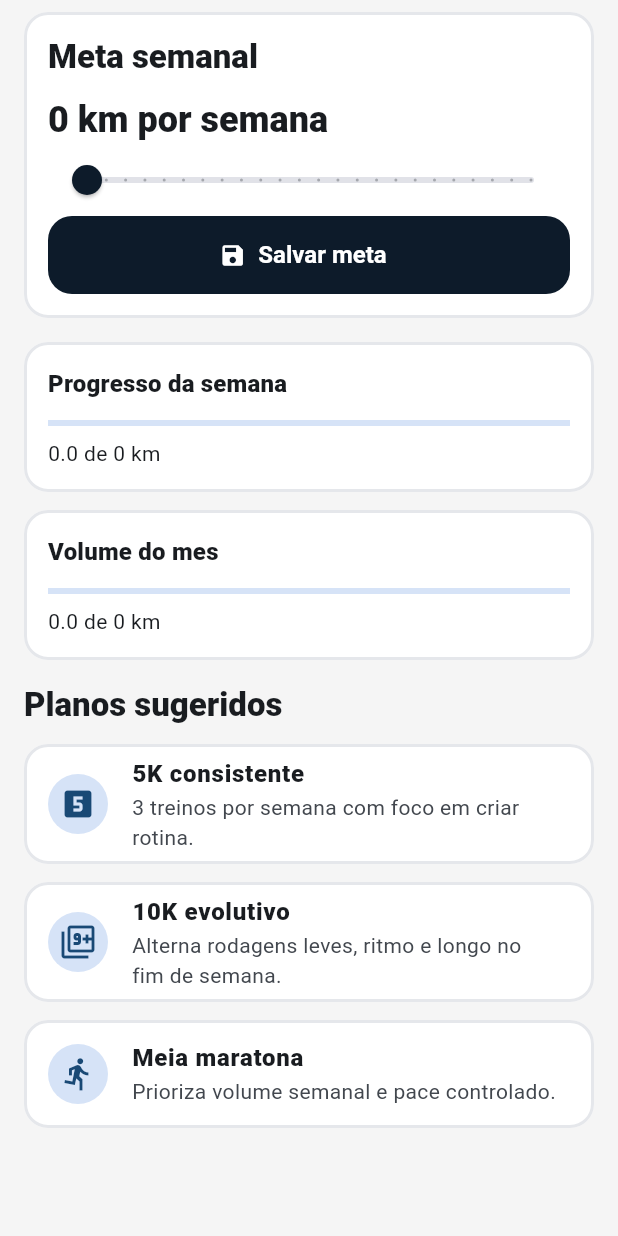
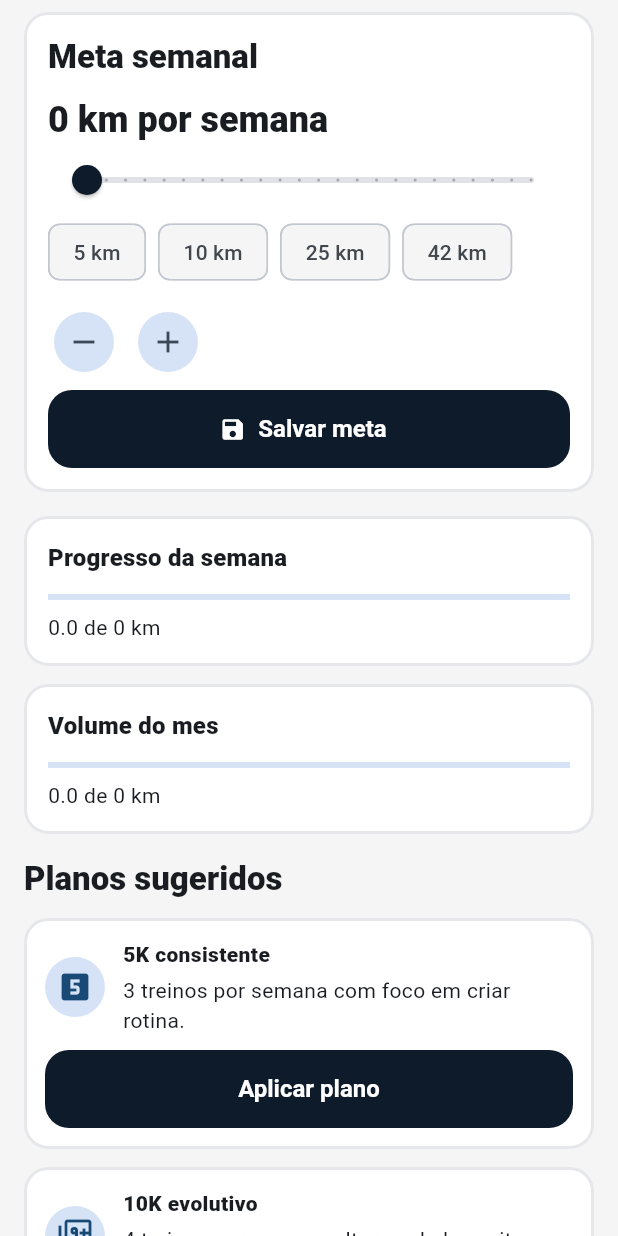
Before and after one commit to martinsantosric-boop/boratreinar, a Flutter app: the GoalsScreen widget shown alone on an empty page, opened directly with empty values, on a phone screen of 412 x 824 dp. Run offline on Flutter 3.47's test engine with Material 3 defaults, Android fonts, the phone set to English and light mode, and no system bars; our stand-ins replace audioplayers, geolocator, pedometer, permission_handler, shared_preferences, supabase_flutter and 2 more; missing offline and left inert: dart:ui_web; accounts and stored records are empty; network calls fail.

Commit message:
Simplifica navegacao mobile e move metas

```diff
--- a/lib/screens/goals_screen.dart
+++ b/lib/screens/goals_screen.dart
@@ -3,7 +3,7 @@ import 'package:flutter/material.dart';
 import '../models/run_session.dart';
 import '../utils/run_formatters.dart';
 
-class GoalsScreen extends StatefulWidget {
+class GoalsScreen extends StatelessWidget {
   const GoalsScreen({
     super.key,
     required this.runs,
@@ -16,10 +16,40 @@ class GoalsScreen extends StatefulWidget {
   final Future<void> Function(double goalKm) onSaveGoal;
 
   @override
-  State<GoalsScreen> createState() => _GoalsScreenState();
+  Widget build(BuildContext context) {
+    return ListView(
+      padding: const EdgeInsets.fromLTRB(16, 8, 16, 24),
+      children: [
+        GoalsSection(
+          runs: runs,
+          weeklyGoalKm: weeklyGoalKm,
+          onSaveGoal: onSaveGoal,
+          showTitle: false,
+        ),
+      ],
+    );
+  }
 }
 
-class _GoalsScreenState extends State<GoalsScreen> {
+class GoalsSection extends StatefulWidget {
+  const GoalsSection({
+    super.key,
+    required this.runs,
+    required this.weeklyGoalKm,
+    required this.onSaveGoal,
+    this.showTitle = true,
+  });
+
+  final List<RunSession> runs;
+  final double weeklyGoalKm;
+  final Future<void> Function(double goalKm) onSaveGoal;
+  final bool showTitle;
+
+  @override
+  State<GoalsSection> createState() => _GoalsSectionState();
+}
+
+class _GoalsSectionState extends State<GoalsSection> {
   late double _goalKm;
 
   @override
@@ -29,7 +59,7 @@ class _GoalsScreenState extends State<GoalsScreen> {
   }
 
   @override
-  void didUpdateWidget(covariant GoalsScreen oldWidget) {
+  void didUpdateWidget(covariant GoalsSection oldWidget) {
     super.didUpdateWidget(oldWidget);
     if (oldWidget.weeklyGoalKm != widget.weeklyGoalKm) {
       _goalKm = widget.weeklyGoalKm;
@@ -48,9 +78,18 @@ class _GoalsScreenState extends State<GoalsScreen> {
         .where((run) => run.startedAt.isAfter(monthStart))
         .fold<double>(0, (sum, run) => sum + run.distanceKm);
 
-    return ListView(
-      padding: const EdgeInsets.fromLTRB(16, 8, 16, 24),
+    return Column(
+      crossAxisAlignment: CrossAxisAlignment.stretch,
       children: [
+        if (widget.showTitle) ...[
+          Text(
+            'Metas',
+            style: Theme.of(
+              context,
+            ).textTheme.titleLarge?.copyWith(fontWeight: FontWeight.w900),
+          ),
+          const SizedBox(height: 12),
+        ],
         Card(
           child: Padding(
             padding: const EdgeInsets.all(16),
@@ -78,10 +117,40 @@ class _GoalsScreenState extends State<GoalsScreen> {
                   label: '${_goalKm.toStringAsFixed(0)} km',
                   onChanged: (value) => setState(() => _goalKm = value),
                 ),
-                FilledButton.icon(
-                  onPressed: () => widget.onSaveGoal(_goalKm),
-                  icon: const Icon(Icons.save),
-                  label: const Text('Salvar meta'),
+                Wrap(
+                  spacing: 8,
+                  runSpacing: 8,
+                  children: [5, 10, 25, 42].map((goal) {
+                    return ChoiceChip(
+                      label: Text('$goal km'),
+                      selected: _goalKm.round() == goal,
+                      onSelected: (_) =>
+                          setState(() => _goalKm = goal.toDouble()),
+                    );
+                  }).toList(),
+                ),
+                const SizedBox(height: 12),
+                Wrap(
+                  spacing: 8,
+                  runSpacing: 8,
+                  crossAxisAlignment: WrapCrossAlignment.center,
+                  children: [
+                    IconButton.filledTonal(
+                      tooltip: 'Diminuir meta',
+                      onPressed: () => _adjustGoal(-1),
+                      icon: const Icon(Icons.remove),
+                    ),
+                    IconButton.filledTonal(
+                      tooltip: 'Aumentar meta',
+                      onPressed: () => _adjustGoal(1),
+                      icon: const Icon(Icons.add),
+                    ),
+                    FilledButton.icon(
+                      onPressed: () => widget.onSaveGoal(_goalKm),
+                      icon: const Icon(Icons.save),
+                      label: const Text('Salvar meta'),
+                    ),
+                  ],
                 ),
               ],
             ),
@@ -107,26 +176,40 @@ class _GoalsScreenState extends State<GoalsScreen> {
           ).textTheme.titleLarge?.copyWith(fontWeight: FontWeight.w800),
         ),
         const SizedBox(height: 12),
-        const _PlanCard(
+        _PlanCard(
           title: '5K consistente',
           description: '3 treinos por semana com foco em criar rotina.',
           icon: Icons.looks_5,
+          targetKm: 5,
+          onApply: _applyPlan,
         ),
         const SizedBox(height: 12),
-        const _PlanCard(
+        _PlanCard(
           title: '10K evolutivo',
-          description:
-              'Alterna rodagens leves, ritmo e longo no fim de semana.',
+          description: '4 treinos por semana alternando leve, ritmo e longo.',
           icon: Icons.filter_9_plus,
+          targetKm: 10,
+          onApply: _applyPlan,
         ),
         const SizedBox(height: 12),
-        const _PlanCard(
+        _PlanCard(
           title: 'Meia maratona',
-          description: 'Prioriza volume semanal e pace controlado.',
+          description: '4 a 5 treinos por semana com volume progressivo.',
           icon: Icons.directions_run,
+          targetKm: 42,
+          onApply: _applyPlan,
         ),
       ],
     );
+  }
+
+  void _adjustGoal(double delta) {
+    setState(() => _goalKm = (_goalKm + delta).clamp(5, 120));
+  }
+
+  Future<void> _applyPlan(double targetKm) async {
+    setState(() => _goalKm = targetKm);
+    await widget.onSaveGoal(targetKm);
   }
 }
 
@@ -177,22 +260,58 @@ class _PlanCard extends StatelessWidget {
     required this.title,
     required this.description,
     required this.icon,
+    required this.targetKm,
+    required this.onApply,
   });
 
   final String title;
   final String description;
   final IconData icon;
+  final double targetKm;
+  final Future<void> Function(double targetKm) onApply;
 
   @override
   Widget build(BuildContext context) {
     return Card(
-      child: ListTile(
-        leading: CircleAvatar(
-          backgroundColor: Theme.of(context).colorScheme.secondaryContainer,
-          child: Icon(icon),
+      child: Padding(
+        padding: const EdgeInsets.all(14),
+        child: Column(
+          crossAxisAlignment: CrossAxisAlignment.stretch,
+          children: [
+            Row(
+              children: [
+                CircleAvatar(
+                  backgroundColor: Theme.of(
+                    context,
+                  ).colorScheme.secondaryContainer,
+                  child: Icon(icon),
+                ),
+                const SizedBox(width: 12),
+                Expanded(
+                  child: Column(
+                    crossAxisAlignment: CrossAxisAlignment.start,
+                    children: [
+                      Text(
+                        title,
+                        style: const TextStyle(fontWeight: FontWeight.w800),
+                      ),
+                      const SizedBox(height: 4),
+                      Text(description),
+                    ],
+                  ),
+                ),
+              ],
+            ),
+            const SizedBox(height: 10),
+            Align(
+              alignment: Alignment.centerRight,
+              child: FilledButton(
+                onPressed: () => onApply(targetKm),
+                child: const Text('Aplicar plano'),
+              ),
+            ),
+          ],
         ),
-        title: Text(title, style: const TextStyle(fontWeight: FontWeight.w800)),
-        subtitle: Text(description),
       ),
     );
   }
--- a/lib/screens/home_screen.dart
+++ b/lib/screens/home_screen.dart
@@ -184,7 +184,7 @@ class _HomeScreenState extends State<HomeScreen> {
   }
 
   void _requestProfileData() {
-    setState(() => _selectedIndex = 5);
+    setState(() => _selectedIndex = 4);
     ScaffoldMessenger.of(context).showSnackBar(
       const SnackBar(
         content: Text(
@@ -205,6 +205,7 @@ class _HomeScreenState extends State<HomeScreen> {
         onStartRun: _startRun,
         onOpenProfile: () => setState(() => _selectedIndex = 4),
         onOpenAchievements: () => setState(() => _selectedIndex = 2),
+        onSaveGoal: _saveGoal,
       ),
       HistoryScreen(
         runs: _runs,
@@ -216,11 +217,6 @@ class _HomeScreenState extends State<HomeScreen> {
       ),
       AchievementsScreen(gamificationState: _gamificationState),
       RankingScreen(),
-      GoalsScreen(
-        runs: _runs,
-        weeklyGoalKm: _weeklyGoalKm,
-        onSaveGoal: _saveGoal,
-      ),
       ProfileScreen(profile: _profile, onSaveProfile: _saveProfile),
     ];
 
@@ -275,11 +271,6 @@ class _HomeScreenState extends State<HomeScreen> {
                 label: 'Ranking',
               ),
               NavigationDestination(
-                icon: Icon(Icons.flag_outlined),
-                selectedIcon: Icon(Icons.flag),
-                label: 'Metas',
-              ),
-              NavigationDestination(
                 icon: Icon(Icons.person_outline),
                 selectedIcon: Icon(Icons.person),
                 label: 'Perfil',
@@ -302,6 +293,7 @@ class _DashboardTab extends StatelessWidget {
     required this.onStartRun,
     required this.onOpenProfile,
     required this.onOpenAchievements,
+    required this.onSaveGoal,
   });
 
   final List<RunSession> runs;
@@ -311,6 +303,7 @@ class _DashboardTab extends StatelessWidget {
   final VoidCallback onStartRun;
   final VoidCallback onOpenProfile;
   final VoidCallback onOpenAchievements;
+  final Future<void> Function(double goalKm) onSaveGoal;
 
   @override
   Widget build(BuildContext context) {
@@ -600,6 +593,13 @@ class _DashboardTab extends StatelessWidget {
               ],
             ),
 
+            const SizedBox(height: 16),
+            GoalsSection(
+              runs: runs,
+              weeklyGoalKm: weeklyGoalKm,
+              onSaveGoal: onSaveGoal,
+            ),
+
             if (!hasUserProfile) ...[
               const SizedBox(height: 16),
               Card(
```
Also changed, not shown: 1 other file.
